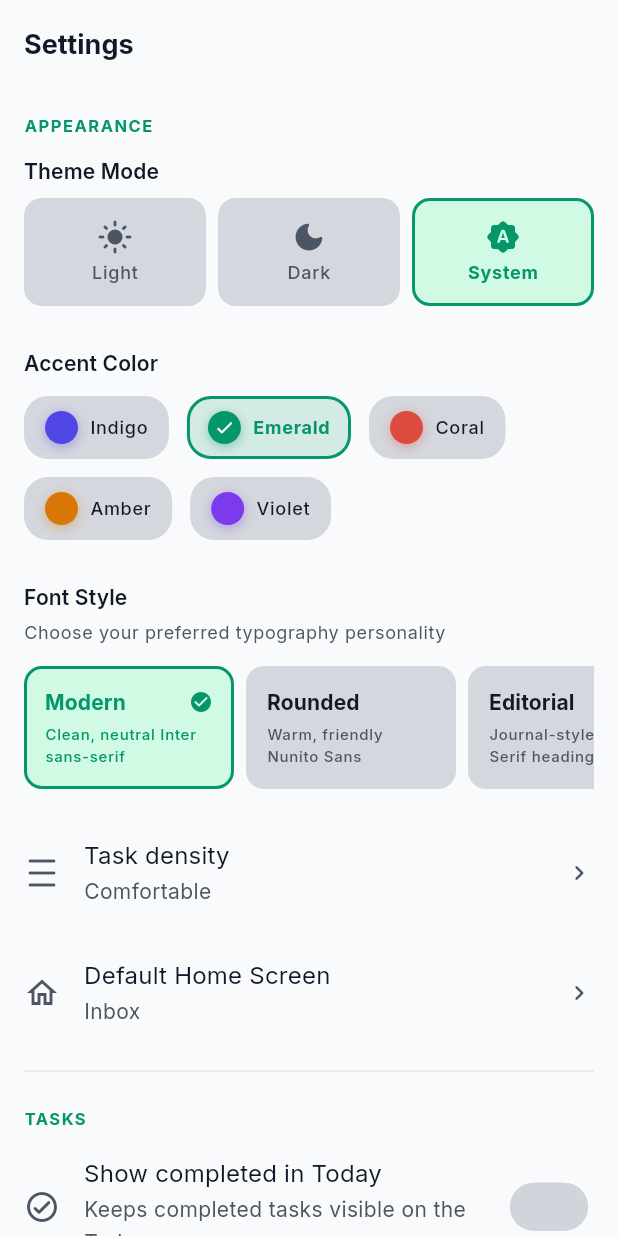
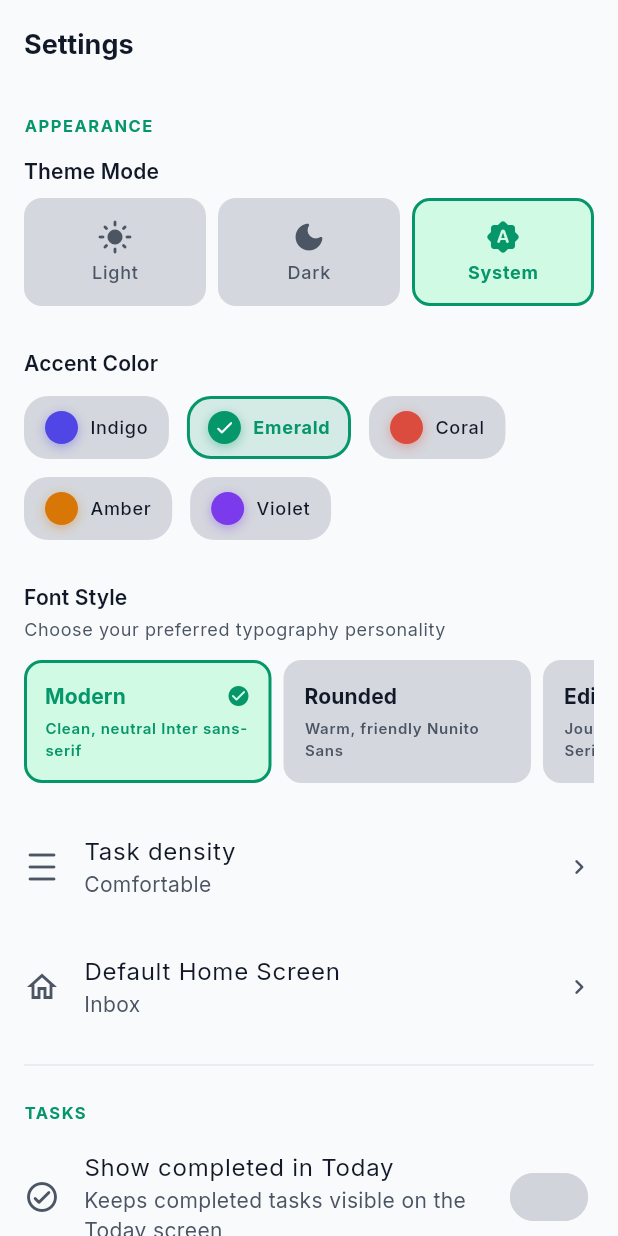
Before and after one commit to kachakaran6/todo, a Flutter app: the SettingsScreen screen opened by its route, after a tap on "Emerald", on a phone screen of 412 x 824 dp. Run offline on Flutter 3.47's test engine with Material 3 defaults, Android fonts, the phone set to English and light mode, and no system bars; our stand-ins replace drift, equatable, flutter_animate, flutter_riverpod, go_router, google_fonts and 2 more; accounts and stored records are empty; generated files the repository leaves out were written again.

Commit message:
fonts change

```diff
--- a/lib/core/theme/font_tokens.dart
+++ b/lib/core/theme/font_tokens.dart
@@ -1,12 +1,13 @@
-import 'package:flutter/material.dart';
-
-/// 5 Curated Font Style Options supported by Orbit Todo.
+/// Curated Font Style Options supported by Orbit Todo.
 enum AppFontStyle {
   modern,
   rounded,
   editorial,
   geometric,
   classic,
+  handwriting, // Caveat
+  display,     // Bebas Neue
+  serif,       // Lora
 }
 
 extension AppFontStyleExtension on AppFontStyle {
@@ -16,6 +17,9 @@ extension AppFontStyleExtension on AppFontStyle {
         AppFontStyle.editorial => 'Editorial',
         AppFontStyle.geometric => 'Geometric',
         AppFontStyle.classic => 'Classic',
+        AppFontStyle.handwriting => 'Caveat (Handwriting)',
+        AppFontStyle.display => 'Bebas Neue (Display)',
+        AppFontStyle.serif => 'Lora (Serif)',
       };
 
   String get description => switch (this) {
@@ -24,5 +28,8 @@ extension AppFontStyleExtension on AppFontStyle {
         AppFontStyle.editorial => 'Journal-style Source Serif headings',
         AppFontStyle.geometric => 'Crisp, structured Manrope',
         AppFontStyle.classic => 'Native platform UI typography',
+        AppFontStyle.handwriting => 'Expressive handwritten style with Caveat',
+        AppFontStyle.display => 'Bold, high-impact condensed style with Bebas Neue',
+        AppFontStyle.serif => 'Elegant, literary serif typography with Lora',
       };
 }
--- a/lib/core/theme/typography.dart
+++ b/lib/core/theme/typography.dart
@@ -4,9 +4,10 @@ import 'font_tokens.dart';
 
 /// Orbit Todo Design System — Typography
 ///
-/// Multi-style type scale supporting 5 curated font options:
-/// Modern (Inter), Rounded (Nunito Sans), Editorial (Source Serif 4 + Inter),
-/// Geometric (Manrope), and Classic (System default UI).
+/// Multi-style type scale supporting curated font options:
+/// Modern (Inter), Rounded (Nunito Sans), Editorial (Source Serif 4),
+/// Geometric (Manrope), Classic (System UI), Handwriting (Caveat),
+/// Display (Bebas Neue), and Serif (Lora).
 class OrbitTypography {
   OrbitTypography._();
 
@@ -24,29 +25,36 @@ class OrbitTypography {
       AppFontStyle.editorial => GoogleFonts.interTextTheme(),
       AppFontStyle.geometric => GoogleFonts.manropeTextTheme(),
       AppFontStyle.classic => Typography.material2021().englishLike,
+      AppFontStyle.handwriting => GoogleFonts.caveatTextTheme(),
+      AppFontStyle.display => GoogleFonts.bebasNeueTextTheme(),
+      AppFontStyle.serif => GoogleFonts.loraTextTheme(),
     };
 
-    final TextTheme serifHeadings = fontStyle == AppFontStyle.editorial
-        ? GoogleFonts.sourceSerif4TextTheme()
-        : base;
+    final TextTheme headings = switch (fontStyle) {
+      AppFontStyle.editorial => GoogleFonts.sourceSerif4TextTheme(),
+      AppFontStyle.handwriting => GoogleFonts.caveatTextTheme(),
+      AppFontStyle.display => GoogleFonts.bebasNeueTextTheme(),
+      AppFontStyle.serif => GoogleFonts.loraTextTheme(),
+      _ => base,
+    };
 
     return base.copyWith(
       // Display — used for large numbers, celebration text
-      displayLarge: serifHeadings.displayLarge?.copyWith(
+      displayLarge: headings.displayLarge?.copyWith(
         fontSize: 57,
         fontWeight: FontWeight.w700,
         letterSpacing: -0.25,
         color: onSurface,
         height: 1.12,
       ),
-      displayMedium: serifHeadings.displayMedium?.copyWith(
+      displayMedium: headings.displayMedium?.copyWith(
         fontSize: 45,
         fontWeight: FontWeight.w700,
         letterSpacing: 0,
         color: onSurface,
         height: 1.16,
       ),
-      displaySmall: serifHeadings.displaySmall?.copyWith(
+      displaySmall: headings.displaySmall?.copyWith(
         fontSize: 36,
         fontWeight: FontWeight.w600,
         letterSpacing: 0,
@@ -55,21 +63,21 @@ class OrbitTypography {
       ),
 
       // Headline — screen titles, section headers
-      headlineLarge: serifHeadings.headlineLarge?.copyWith(
+      headlineLarge: headings.headlineLarge?.copyWith(
         fontSize: 32,
         fontWeight: FontWeight.w700,
         letterSpacing: -0.5,
         color: onSurface,
         height: 1.25,
       ),
-      headlineMedium: serifHeadings.headlineMedium?.copyWith(
+      headlineMedium: headings.headlineMedium?.copyWith(
         fontSize: 24,
         fontWeight: FontWeight.w600,
         letterSpacing: -0.25,
         color: onSurface,
         height: 1.33,
       ),
-      headlineSmall: serifHeadings.headlineSmall?.copyWith(
+      headlineSmall: headings.headlineSmall?.copyWith(
         fontSize: 20,
         fontWeight: FontWeight.w600,
         letterSpacing: 0,
@@ -78,14 +86,14 @@ class OrbitTypography {
       ),
 
       // Title — task titles, card headings
-      titleLarge: serifHeadings.titleLarge?.copyWith(
+      titleLarge: headings.titleLarge?.copyWith(
         fontSize: 18,
         fontWeight: FontWeight.w600,
         letterSpacing: 0,
         color: onSurface,
         height: 1.44,
       ),
-      titleMedium: serifHeadings.titleMedium?.copyWith(
+      titleMedium: headings.titleMedium?.copyWith(
         fontSize: 16,
         fontWeight: FontWeight.w600,
         letterSpacing: 0.15,
@@ -100,47 +108,47 @@ class OrbitTypography {
         height: 1.43,
       ),
 
-      // Body — task notes, descriptions, general copy
+      // Body — main text content
       bodyLarge: base.bodyLarge?.copyWith(
         fontSize: 16,
         fontWeight: FontWeight.w400,
-        letterSpacing: 0.15,
+        letterSpacing: 0.5,
         color: onSurface,
-        height: 1.56,
+        height: 1.50,
       ),
       bodyMedium: base.bodyMedium?.copyWith(
         fontSize: 14,
         fontWeight: FontWeight.w400,
         letterSpacing: 0.25,
         color: onSurface,
-        height: 1.57,
+        height: 1.43,
       ),
       bodySmall: base.bodySmall?.copyWith(
         fontSize: 12,
         fontWeight: FontWeight.w400,
         letterSpacing: 0.4,
         color: onSurfaceVariant,
-        height: 1.67,
+        height: 1.33,
       ),
 
-      // Label — chips, badges, buttons, meta info
+      // Label — buttons, chips, metadata badges
       labelLarge: base.labelLarge?.copyWith(
         fontSize: 14,
-        fontWeight: FontWeight.w500,
+        fontWeight: FontWeight.w600,
         letterSpacing: 0.1,
         color: onSurface,
         height: 1.43,
       ),
       labelMedium: base.labelMedium?.copyWith(
         fontSize: 12,
-        fontWeight: FontWeight.w500,
+        fontWeight: FontWeight.w600,
         letterSpacing: 0.5,
         color: onSurface,
         height: 1.33,
       ),
       labelSmall: base.labelSmall?.copyWith(
         fontSize: 11,
-        fontWeight: FontWeight.w500,
+        fontWeight: FontWeight.w600,
         letterSpacing: 0.5,
         color: onSurfaceVariant,
         height: 1.45,
--- a/lib/features/settings/presentation/screens/settings_screen.dart
+++ b/lib/features/settings/presentation/screens/settings_screen.dart
@@ -197,7 +197,7 @@ class SettingsScreen extends ConsumerWidget {
                           borderRadius: BorderRadius.circular(AppConstants.radiusMD),
                           child: AnimatedContainer(
                             duration: 200.ms,
-                            width: 140,
+                            width: 165,
                             padding: const EdgeInsets.all(AppConstants.space3),
                             decoration: BoxDecoration(
                               color: isSelected
--- a/lib/features/tasks/presentation/widgets/task_quick_add.dart
+++ b/lib/features/tasks/presentation/widgets/task_quick_add.dart
@@ -71,11 +71,12 @@ class _QuickAddSheetState extends ConsumerState<QuickAddSheet> {
     // Smart Natural Language Parsing
     if (_dueDate == null) {
       if (text.contains('today')) {
-        setState(() => _dueDate = DateTime.now());
+        _dueDate = DateTime.now();
       } else if (text.contains('tomorrow')) {
-        setState(() => _dueDate = DateTime.now().add(const Duration(days: 1)));
+        _dueDate = DateTime.now().add(const Duration(days: 1));
       }
     }
+    setState(() {});
   }
 
   Future<void> _save() async {
@@ -314,6 +315,13 @@ class _QuickAddSheetState extends ConsumerState<QuickAddSheet> {
                         : const Icon(Icons.arrow_upward_rounded, size: 18),
                     label: const Text('Add Task'),
                     style: FilledButton.styleFrom(
+                      backgroundColor: isTitleNotEmpty
+                          ? colorScheme.primary
+                          : colorScheme.surfaceContainerHighest.withValues(alpha: 0.5),
+                      foregroundColor: isTitleNotEmpty
+                          ? colorScheme.onPrimary
+                          : colorScheme.onSurfaceVariant.withValues(alpha: 0.5),
+                      elevation: isTitleNotEmpty ? 3 : 0,
                       padding: const EdgeInsets.symmetric(
                         horizontal: AppConstants.space4,
                         vertical: 10,
```
Also changed, not shown: flutter_08.png (added).
